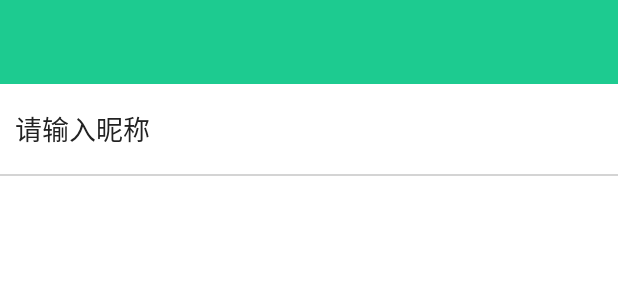
After one commit to BetterZhang/Lease, an Android app: the layout activity_edit_nick_name.xml on its own in the app's theme, with its tools: preview values and no code run, on a phone screen of 412 x 824 dp. The commit adds this screen. Shown: the top 300 px of the screen. Run offline under Robolectric (Android 15) with nearby library versions, the phone set to English and light mode, and no system bars.

Commit message:
修改昵称页面

```diff
--- a/app/src/main/AndroidManifest.xml
+++ b/app/src/main/AndroidManifest.xml
@@ -42,6 +42,10 @@
             android:name=".ui.activity.EditPwdActivity"
             android:screenOrientation="portrait">
         </activity>
+        <activity
+            android:name=".ui.activity.EditNickNameActivity"
+            android:screenOrientation="portrait">
+        </activity>
     </application>
 
 </manifest>
--- /dev/null
+++ b/app/src/main/res/layout/activity_edit_nick_name.xml
@@ -0,0 +1,37 @@
+<?xml version="1.0" encoding="utf-8"?>
+<LinearLayout
+    xmlns:android="http://schemas.android.com/apk/res/android"
+    android:orientation="vertical"
+    android:layout_width="match_parent"
+    android:layout_height="match_parent">
+
+    <include layout="@layout/layout_toolbar" />
+
+    <LinearLayout
+        android:layout_width="match_parent"
+        android:layout_height="60dp"
+        android:orientation="horizontal"
+        android:gravity="center_vertical"
+        android:padding="10dp">
+
+        <TextView
+            android:layout_width="wrap_content"
+            android:layout_height="wrap_content"
+            android:text="请输入昵称"
+            android:textSize="18sp"/>
+
+        <com.jme.common.ui.view.ClearEditText
+            android:id="@+id/et_nick_name"
+            style="@style/EditText"
+            android:layout_width="0dp"
+            android:layout_height="match_parent"
+            android:layout_weight="1"
+            android:layout_marginLeft="10dp"
+            android:background="@null"
+            android:textSize="16sp"/>
+
+    </LinearLayout>
+
+    <include layout="@layout/item_line_vertical" />
+
+</LinearLayout>
```
Also changed, not shown: app/src/main/java/com/anshi/lease/ui/activity/EditNickNameActivity.java (added, +37 -0 lines), app/src/main/java/com/anshi/lease/ui/activity/EditPwdActivity.java (+19 -0 lines), app/src/main/java/com/anshi/lease/ui/activity/PersonalActivity.java (+14 -0 lines), app/src/main/res/layout/activity_edit_pwd.xml (+98 -0 lines).
